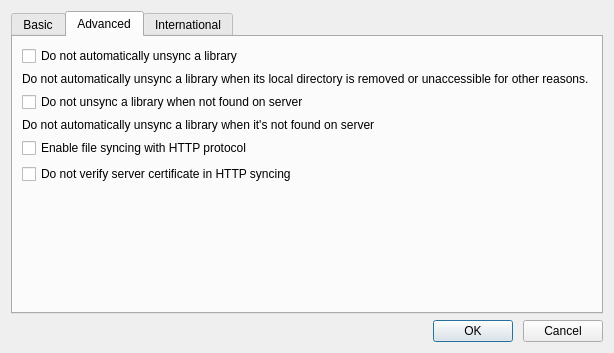
Before: the Qt Designer form ui/settings-dialog.ui in haiwen/seafile-client, drawn with Qt 5.
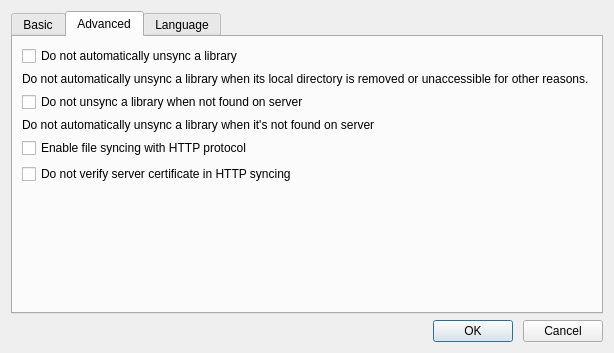
After: the same form once the commit is applied.

Commit message: improve words of the added options

Diff of the .ui file:
```diff
--- a/ui/settings-dialog.ui
+++ b/ui/settings-dialog.ui
@@ -194,7 +194,7 @@
      </widget>
      <widget class="QWidget" name="mInternationalTab">
       <attribute name="title">
-       <string>International</string>
+       <string>Language</string>
       </attribute>
       <layout class="QVBoxLayout" name="internationalLayout">
        <item>
```
Left out of the diff: 4 changed lines with no effect on the pictures.
